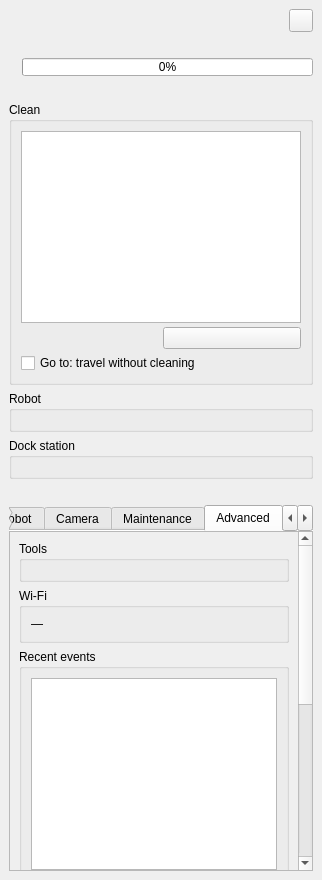
This is valetudo_qgis/ui/status_panel.ui in sylsta/homeqgis as Qt 5 draws it before an edit. The edited form follows.
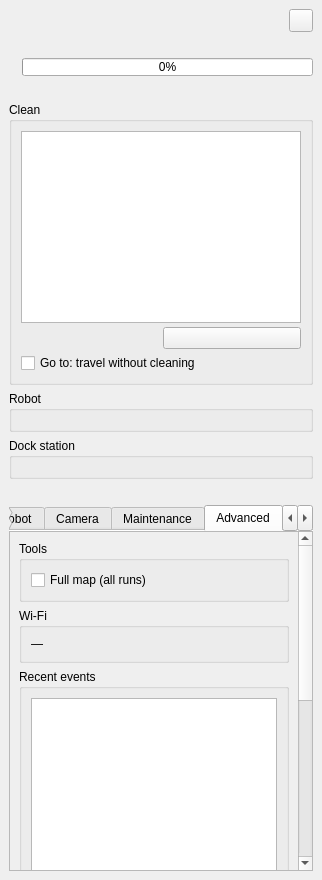
This is the edited form. The open tabs and pages were chosen to show the change. Custom widgets are drawn as their Qt base class.

Commit message:
Full Wi-Fi map of all runs, on the Pi and in the plugin
Pi script: after each new run, wifi_full.csv/.png/.tif is rebuilt from
all run CSVs of the output folder, readings averaged per map cell first.
--days N keeps the last N days; --reset starts it again from now.

Plugin: the button becomes 'Load Wi-Fi map from the Pi', with a 'Full
map (all runs)' checkbox right under it (remembered, follows the
button's state); ticked, it loads wifi_full instead of the latest run.

Diff of the .ui file:
```diff
--- a/valetudo_qgis/ui/status_panel.ui
+++ b/valetudo_qgis/ui/status_panel.ui
@@ -633,6 +633,16 @@
                <property name="verticalSpacing">
                 <number>4</number>
                </property>
+               <item row="99" column="0">
+                <widget class="QCheckBox" name="chk_pi_map_full">
+                 <property name="text">
+                  <string>Full map (all runs)</string>
+                 </property>
+                 <property name="toolTip">
+                  <string>Ticked: load the map of all runs combined. Unticked: the latest run only.</string>
+                 </property>
+                </widget>
+               </item>
               </layout>
              </widget>
             </item>
```
The commit also changes 6 other files.
